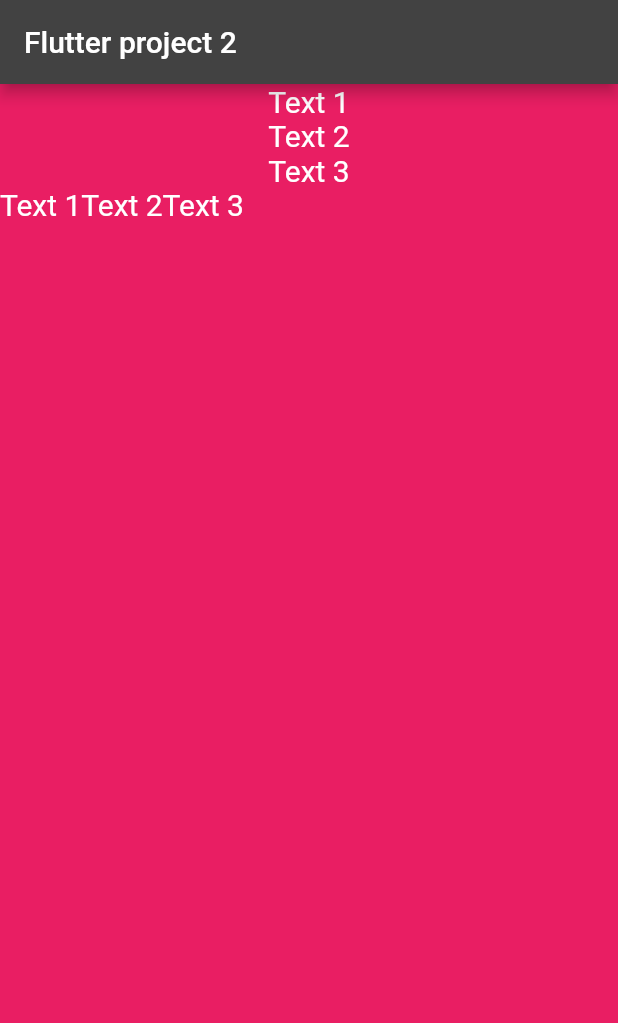
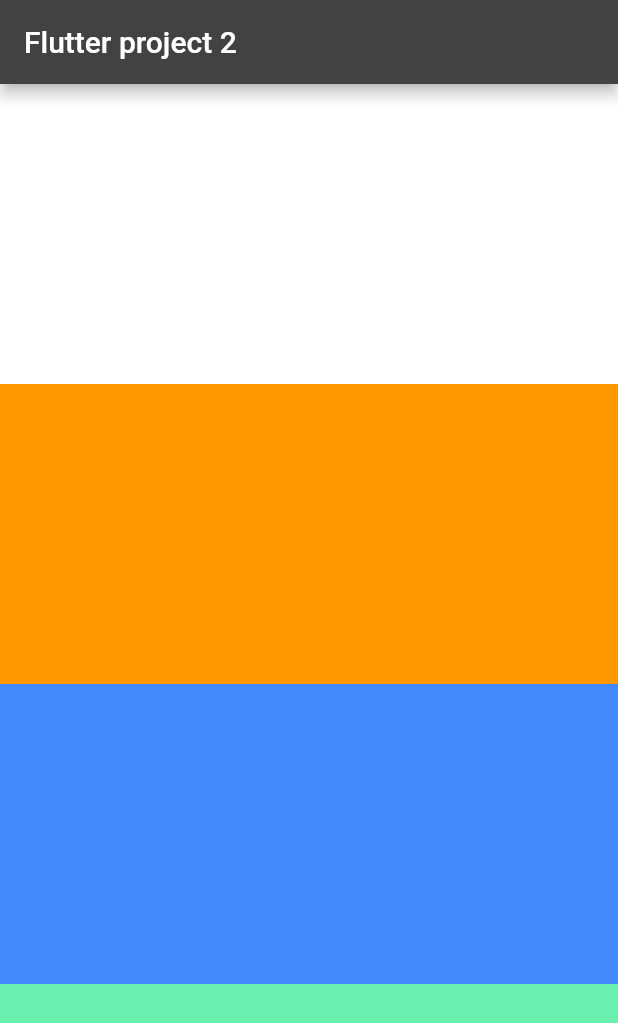
Before and after one commit to Nadil97/Flutter_Basic, a Flutter app: the screen it shows after launch, on a phone screen of 412 x 824 dp. Shown: the top 1023 px of the screen. Run offline on Flutter 3.47's test engine with Material 2 defaults, Android fonts, the phone set to English and light mode, and no system bars; our stand-ins replace device_preview.

Commit message:
list view

```diff
--- a/flutter_basic3/lib/screens/homepage.dart
+++ b/flutter_basic3/lib/screens/homepage.dart
@@ -22,10 +22,22 @@ class _HomepageState extends State<Homepage> {
             "You have pushed button time",
             style: TextStyle(fontSize: 25.0),
           ),
-          Container(
-            height: 200.0,
-            color: Colors.blueGrey,
-          ),
+          // ListView(
+          //   children: <Widget>[
+          //     Container(
+          //       height: 200,
+          //       color: Colors.grey,
+          //     ),
+          //     Container(
+          //       height: 200,
+          //       color: Colors.orange,
+          //     ),
+          //     // Container(
+          //     //   height: 200,
+          //     //   color: Colors.red,
+          //     // ),
+          //   ],
+          // )
         ]),
       ),
       floatingActionButton: FloatingActionButton(
--- a/flutter_basic_2/lib/main.dart
+++ b/flutter_basic_2/lib/main.dart
@@ -54,42 +54,62 @@ class _MyHomePageState extends State<MyHomePage> {
           //     ),
           //   ),
           // ),
+          //     Container(
+          //   color: Colors.pink,
+          //   width: double.infinity,
+          //   child: Column(
+          //       // mainAxisAlignment: MainAxisAlignment.spaceEvenly,
+          //       // crossAxisAlignment: CrossAxisAlignment.center,
+          //       children: [
+          //         Text(
+          //           "Text 1",
+          //           style: TextStyle(fontSize: 20),
+          //         ),
+          //         Text(
+          //           "Text 2",
+          //           style: TextStyle(fontSize: 20),
+          //         ),
+          //         Text(
+          //           "Text 3",
+          //           style: TextStyle(fontSize: 20),
+          //         ),
+          //         Row(
+          //           children: [
+          //             Text(
+          //               "Text 1",
+          //               style: TextStyle(fontSize: 20),
+          //             ),
+          //             Text(
+          //               "Text 2",
+          //               style: TextStyle(fontSize: 20),
+          //             ),
+          //             Text(
+          //               "Text 3",
+          //               style: TextStyle(fontSize: 20),
+          //             ),
+          //           ],
+          //         )
+          //       ]),
+          // ),
+          ListView(
+        children: <Widget>[
           Container(
-        color: Colors.pink,
-        width: double.infinity,
-        child: Column(
-            // mainAxisAlignment: MainAxisAlignment.spaceEvenly,
-            // crossAxisAlignment: CrossAxisAlignment.center,
-            children: [
-              Text(
-                "Text 1",
-                style: TextStyle(fontSize: 20),
-              ),
-              Text(
-                "Text 2",
-                style: TextStyle(fontSize: 20),
-              ),
-              Text(
-                "Text 3",
-                style: TextStyle(fontSize: 20),
-              ),
-              Row(
-                children: [
-                  Text(
-                    "Text 1",
-                    style: TextStyle(fontSize: 20),
-                  ),
-                  Text(
-                    "Text 2",
-                    style: TextStyle(fontSize: 20),
-                  ),
-                  Text(
-                    "Text 3",
-                    style: TextStyle(fontSize: 20),
-                  ),
-                ],
-              )
-            ]),
+            height: 200,
+            color: Colors.white,
+          ),
+          Container(
+            height: 200,
+            color: Colors.orange,
+          ),
+          Container(
+            height: 200,
+            color: Colors.blueAccent,
+          ),
+          Container(
+            height: 200,
+            color: Colors.greenAccent,
+          ),
+        ],
       ),
     );
   }
```
